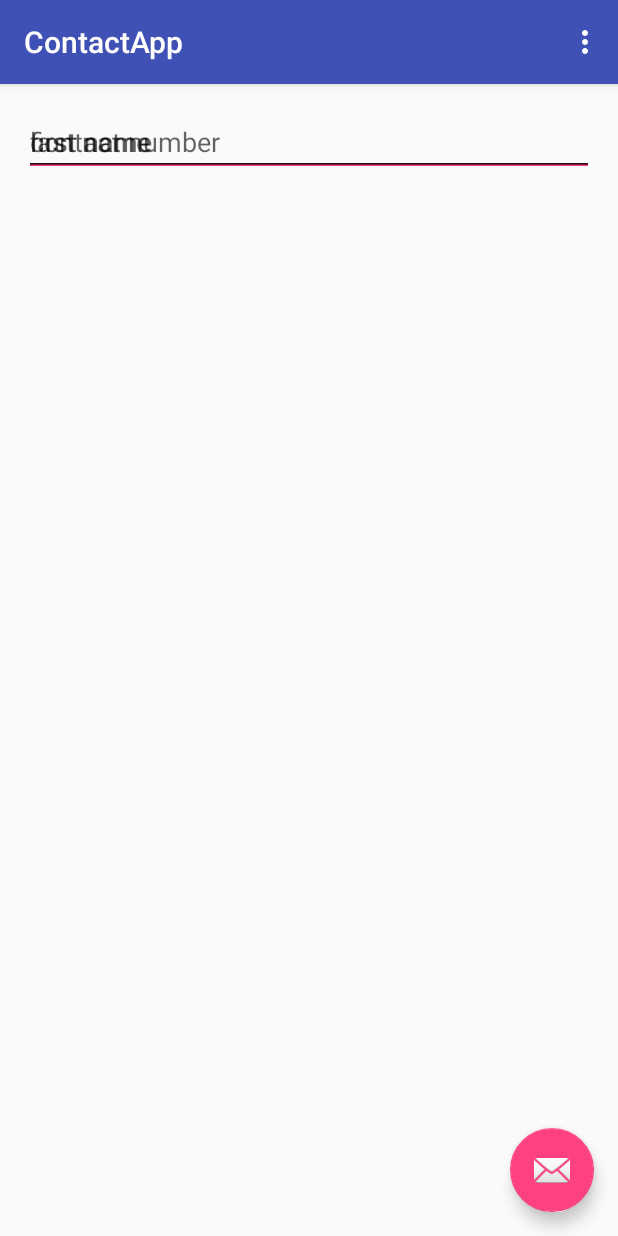
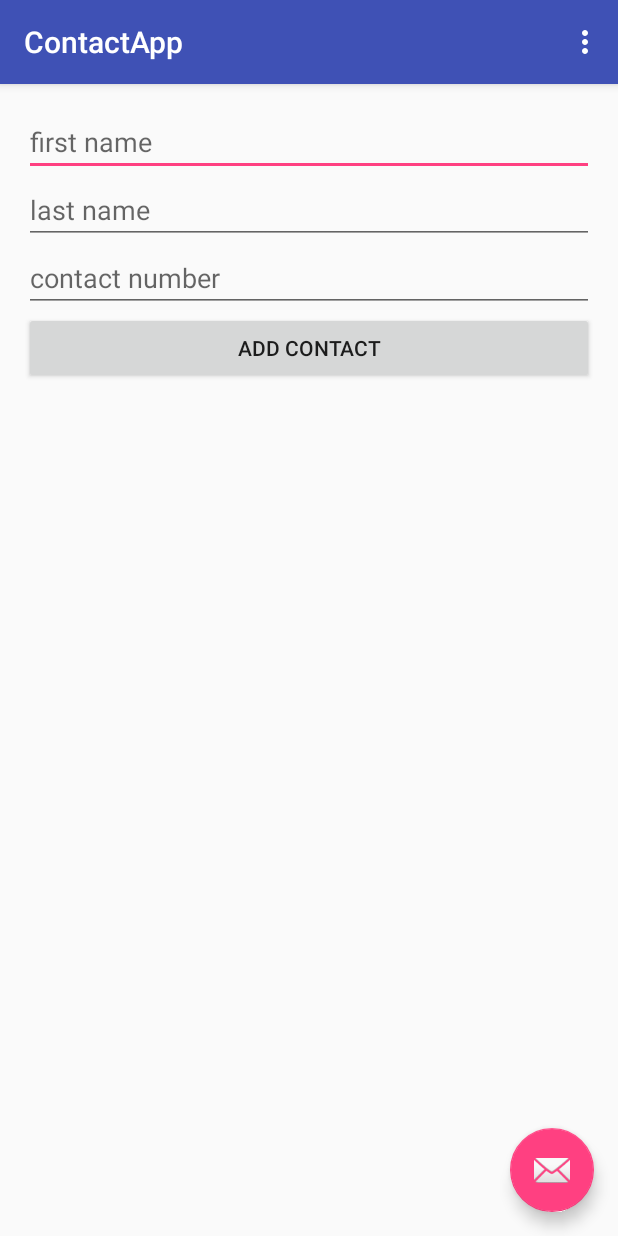
Before and after one commit to ralpholores/ContactApp, an Android app: the screen it shows after launch (MainActivity), on a phone screen of 412 x 824 dp. Run offline under Robolectric (Android 15) with nearby library versions, the phone set to English and light mode, and no system bars; our stand-ins replace Firebase (no records; nobody signed in at launch, a user with empty details on screens opened directly); libraries missing offline, so code that uses them is left out: com.firebase.client; 5 statements that could not run were skipped.

Commit message:
initial for contact app

```diff
--- a/app/src/main/AndroidManifest.xml
+++ b/app/src/main/AndroidManifest.xml
@@ -2,7 +2,9 @@
 <manifest xmlns:android="http://schemas.android.com/apk/res/android"
     package="com.contactapp">
 
+    <uses-permission android:name="android.permission.INTERNET"/>
     <application
+        android:name=".Firebase"
         android:allowBackup="true"
         android:icon="@mipmap/ic_launcher"
         android:label="@string/app_name"
--- a/app/src/main/java/com/contactapp/Contact.java
+++ b/app/src/main/java/com/contactapp/Contact.java
@@ -1,22 +1,47 @@
 package com.contactapp;
+
+import com.google.firebase.database.IgnoreExtraProperties;
 
 /**
  * Created by junvir on 8/1/2016.
  */
+@IgnoreExtraProperties
 public class Contact {
 
-    private String lastName;
-    private String firstName;
-    private String contactNumber;
+    public String last_name;
+    public String first_name;
+    public String contact_number;
 
-    public Contact(String lastName, String firstName, String contactNumber) {
-        this.lastName = lastName;
-        this.firstName = firstName;
-        this.contactNumber = contactNumber;
+    public Contact(String last_name, String first_name, String contact_number) {
+        this.last_name = last_name;
+        this.first_name = first_name;
+        this.contact_number = contact_number;
     }
 
     public Contact() {
     }
 
+    public String getLast_name() {
+        return last_name;
+    }
 
+    public void setLast_name(String last_name) {
+        this.last_name = last_name;
+    }
+
+    public String getFirst_name() {
+        return first_name;
+    }
+
+    public void setFirst_name(String first_name) {
+        this.first_name = first_name;
+    }
+
+    public String getContact_number() {
+        return contact_number;
+    }
+
+    public void setContact_number(String contact_number) {
+        this.contact_number = contact_number;
+    }
 }
--- /dev/null
+++ b/app/src/main/java/com/contactapp/Firebase.java
@@ -0,0 +1,13 @@
+package com.contactapp;
+
+/**
+ * Created by RAPSK on 8/2/2016.
+ */
+public class Firebase extends android.app.Application{
+
+    @Override
+    public void onCreate() {
+        super.onCreate();
+        com.firebase.client.Firebase.setAndroidContext(this);
+    }
+}
--- a/app/src/main/java/com/contactapp/MainActivity.java
+++ b/app/src/main/java/com/contactapp/MainActivity.java
@@ -8,49 +8,105 @@ import android.support.v7.widget.Toolbar;
 import android.view.View;
 import android.view.Menu;
 import android.view.MenuItem;
+import android.widget.ArrayAdapter;
+import android.widget.Button;
 import android.widget.EditText;
+import android.widget.ListView;
+import android.widget.Toast;
 
+import com.firebase.client.ChildEventListener;
+import com.firebase.client.DataSnapshot;
 import com.firebase.client.Firebase;
+import com.firebase.client.FirebaseError;
+import com.firebase.client.ValueEventListener;
+import com.google.firebase.auth.api.model.StringList;
+import com.google.firebase.database.DatabaseReference;
+import com.google.firebase.database.FirebaseDatabase;
 
+import java.util.ArrayList;
 import java.util.HashMap;
 import java.util.Map;
 
-public class MainActivity extends AppCompatActivity {
+public class MainActivity extends AppCompatActivity{
 
     private EditText mFirstName,mLastName,mContactNo;
-    private int SIZE = 100;
+    private Button mBtnAdd;
+    private ListView mListView;
 
+    ArrayList<String> mContacts = new ArrayList<>();
+
+    String firstName,lastName,contactNo;
     Firebase mRef;
-    Contact[] contact = new Contact[SIZE];
+    Contact[] contact = new Contact[10];
     @Override
     protected void onCreate(Bundle savedInstanceState) {
         super.onCreate(savedInstanceState);
         setContentView(R.layout.activity_main);
         Toolbar toolbar = (Toolbar) findViewById(R.id.toolbar);
         setSupportActionBar(toolbar);
+        Firebase.setAndroidContext(this);
+
+
+        mRef = new Firebase("https://contactapp-556c1.firebaseio.com/");
+        Toast.makeText(this,""+mRef,Toast.LENGTH_SHORT).show();
+        mFirstName = (EditText) findViewById(R.id.firstName);
+        mLastName = (EditText) findViewById(R.id.lastName);
+        mContactNo = (EditText) findViewById(R.id.contact);
+        mBtnAdd = (Button) findViewById(R.id.btn);
+        mListView = (ListView) findViewById(R.id.listView);
 
 
 
-        mRef = new Firebase("https://contactapp-556c1.firebaseio.com/contacts");
-        mFirstName = (EditText) findViewById(R.id.firstName);
-        mLastName = (EditText) findViewById(R.id.lastName);
-        mContactNo = (EditText) findViewById(R.id.contact);
 
-        String firstName = mFirstName.getText().toString();
-        String lastName = mLastName.getText().toString();
-        String contactNo = mContactNo.getText().toString();
-
-        contact[0] = new Contact(firstName,lastName,contactNo);
-        Map<String,Contact[]> contacts = new HashMap<String, Contact[]>();
-        contacts.put("contacts",contact);
-
-        FloatingActionButton fab = (FloatingActionButton) findViewById(R.id.fab);
-        fab.setOnClickListener(new View.OnClickListener() {
+        mBtnAdd.setOnClickListener(new View.OnClickListener() {
             @Override
             public void onClick(View view) {
-                Snackbar.make(view, "Replace with your own action", Snackbar.LENGTH_LONG)
-                        .setAction("Action", null).show();
+                firstName = mFirstName.getText().toString();
+                lastName = mLastName.getText().toString();
+                contactNo = mContactNo.getText().toString();
+                contact[0] = new Contact(firstName,lastName,contactNo);
+                Map<String,Contact[]> contacts = new HashMap<String, Contact[]>();
+                contacts.put("Contacts",contact);
+                Toast.makeText(getApplicationContext(),"asdasdsa"+firstName,Toast.LENGTH_SHORT).show();
                 mRef.child("Contacts").setValue(contact);
+                mFirstName.getText().clear();
+                mLastName.getText().clear();
+                mContactNo.getText().clear();
+                mFirstName.setFocusable(true);
+            }
+        });
+    }
+
+    @Override
+    protected void onStart() {
+        super.onStart();
+        Firebase contactRef = mRef.child("Contacts");
+
+        contactRef.addChildEventListener(new ChildEventListener() {
+            @Override
+            public void onChildAdded(DataSnapshot dataSnapshot, String s) {
+                Map<String, Object> newContact = (Map<String, Object>)dataSnapshot.getValue();
+
+            }
+
+            @Override
+            public void onChildChanged(DataSnapshot dataSnapshot, String s) {
+
+            }
+
+            @Override
+            public void onChildRemoved(DataSnapshot dataSnapshot) {
+
+            }
+
+            @Override
+            public void onChildMoved(DataSnapshot dataSnapshot, String s) {
+
+            }
+
+            @Override
+            public void onCancelled(FirebaseError firebaseError) {
+
             }
         });
     }
@@ -76,4 +132,6 @@ public class MainActivity extends AppCompatActivity {
 
         return super.onOptionsItemSelected(item);
     }
+
+
 }
--- a/app/src/main/res/layout/content_main.xml
+++ b/app/src/main/res/layout/content_main.xml
@@ -1,5 +1,5 @@
 <?xml version="1.0" encoding="utf-8"?>
-<RelativeLayout xmlns:android="http://schemas.android.com/apk/res/android"
+<LinearLayout xmlns:android="http://schemas.android.com/apk/res/android"
     xmlns:app="http://schemas.android.com/apk/res-auto"
     xmlns:tools="http://schemas.android.com/tools"
     android:layout_width="match_parent"
@@ -10,7 +10,8 @@
     android:paddingTop="@dimen/activity_vertical_margin"
     app:layout_behavior="@string/appbar_scrolling_view_behavior"
     tools:context="com.contactapp.MainActivity"
-    tools:showIn="@layout/activity_main">
+    tools:showIn="@layout/activity_main"
+    android:orientation="vertical">
 
     <EditText
         android:layout_width="match_parent"
@@ -28,5 +29,14 @@
         android:id="@+id/contact"
         android:inputType="number"
         android:hint="contact number"/>
+    <Button
+        android:layout_width="match_parent"
+        android:layout_height="wrap_content"
+        android:id="@+id/btn"
+        android:text="@string/add"/>
+    <ListView
+        android:layout_width="match_parent"
+        android:layout_height="wrap_content"
+        android:id="@+id/listView"/>
 
-</RelativeLayout>
+</LinearLayout>
--- a/app/src/main/res/values/strings.xml
+++ b/app/src/main/res/values/strings.xml
@@ -1,4 +1,5 @@
 <resources>
     <string name="app_name">ContactApp</string>
     <string name="action_settings">Settings</string>
+    <string name="add">Add Contact</string>
 </resources>
```
Also changed, not shown: app/build.gradle (+7 -0 lines).
